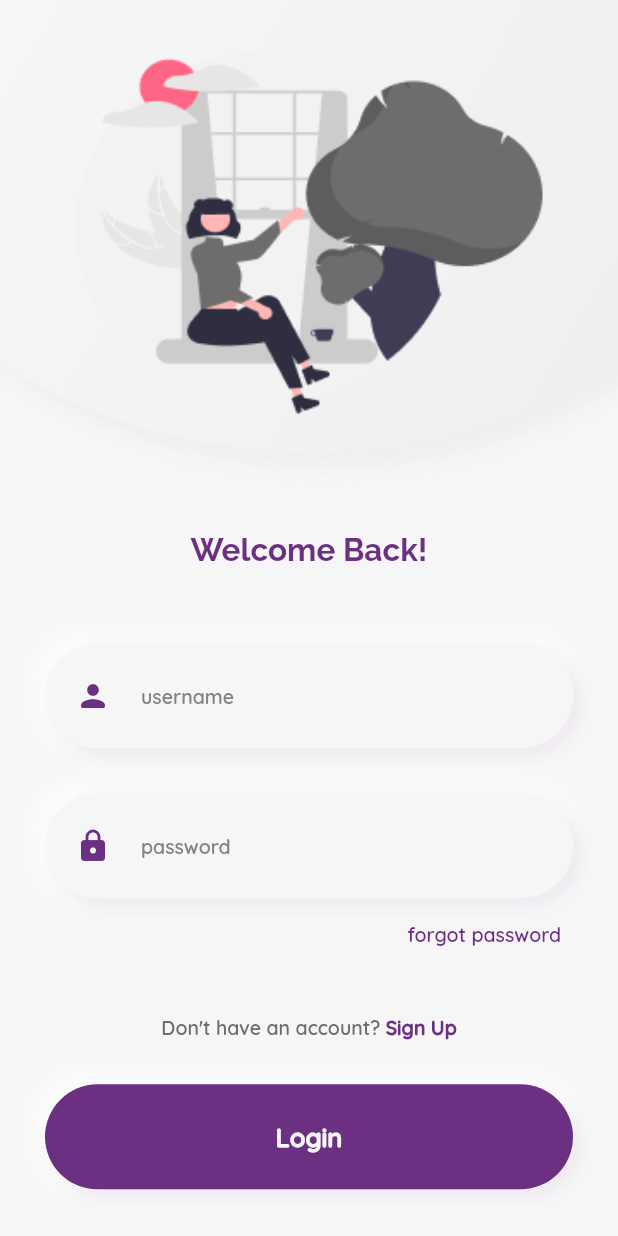
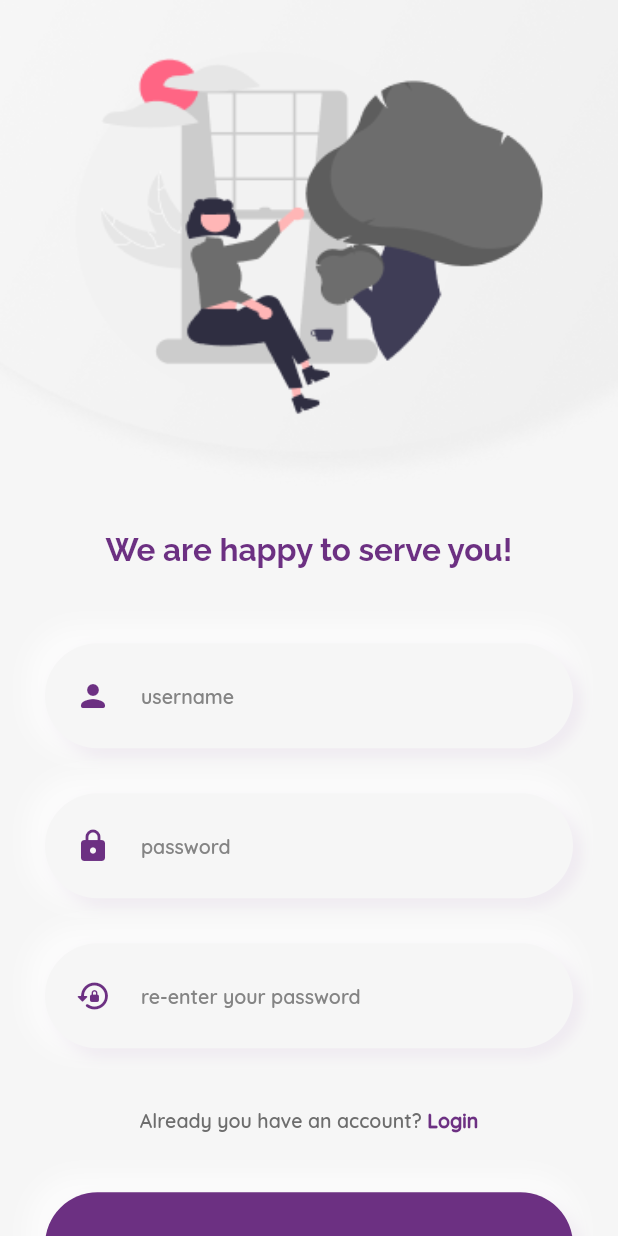
Before and after one commit to poorvasha/cloud-contacts, a Flutter app: the screen it shows after launch, on a phone screen of 412 x 824 dp. Run offline on Flutter 3.47's test engine with Material 2 defaults, Android fonts, the phone set to English and light mode, and no system bars.

Commit message:
implement sign-up screen UI

```diff
--- a/lib/main.dart
+++ b/lib/main.dart
@@ -1,6 +1,8 @@
 import 'package:cloud_contacts/screens/startup_screens/login_screen.dart';
 import 'package:cloud_contacts/utils/resources.dart';
 import 'package:flutter/material.dart';
+
+import 'screens/startup_screens/sign_up_screen.dart';
 
 void main() {
   runApp(const MyApp());
@@ -17,7 +19,7 @@ class MyApp extends StatelessWidget {
         backgroundColor: AppColors.extraLightGrey,
         primaryColor: AppColors.purple,
       ),
-      home: const LoginScreen()
+      home: const SignUpScreen()
     );
   }
 }
--- /dev/null
+++ b/lib/screens/startup_screens/sign_up_screen.dart
@@ -0,0 +1,77 @@
+import 'package:cloud_contacts/utils/resources.dart';
+import 'package:flutter/material.dart';
+
+import '../../widgets/button.dart';
+import '../../widgets/input_field.dart';
+
+class SignUpScreen extends StatefulWidget {
+  const SignUpScreen({super.key});
+
+  @override
+  State<SignUpScreen> createState() => _SignUpScreenState();
+}
+
+class _SignUpScreenState extends State<SignUpScreen> {
+  @override
+  Widget build(BuildContext context) {
+    return Scaffold(
+      backgroundColor: Theme.of(context).backgroundColor,
+      body: SingleChildScrollView(
+        child: Column(
+          children: [
+            // #region Header Image
+            Image.asset('assets/images/welcome_header_image.png',
+                width: MediaQuery.of(context).size.width, fit: BoxFit.fill),
+            // #endregion
+
+            // #region Body
+            Padding(
+              padding: AppResources.screenMargin,
+              child: Column(
+                crossAxisAlignment: CrossAxisAlignment.center,
+                mainAxisAlignment: MainAxisAlignment.center,
+                children: [
+                  // #region SubHeader "WelCome Back"
+                  Text('We are happy to serve you!',
+                      style: AppTextStyles.semiBoldheaderStyle
+                          .copyWith(color: Theme.of(context).primaryColor)),
+                  const SizedBox(height: 20),
+                  // #endregion
+
+                  // #region Input Fields
+                  InputFields(inputFields: AppInputDatas.signInputData),
+                  // #endregion
+
+                  // #region content "forgot password"
+                  const SizedBox(height: 40),
+                  // #endregion
+
+                  // #region content "sign up"
+                  RichText(
+                    text: TextSpan(children: [
+                      TextSpan(
+                          text: "Already you have an account?",
+                          style: AppTextStyles.mediumContentStyle
+                              .copyWith(color: AppColors.extraDarkGrey)),
+                      TextSpan(
+                          text: " Login",
+                          style: AppTextStyles.boldContentStyle
+                              .copyWith(color: Theme.of(context).primaryColor)),
+                    ]),
+                  ),
+                  const SizedBox(height: 40),
+                  // #endregion
+
+                  // #region Login Button
+                  CustomButton(buttonText: "Sign Up", height: 70, width: null),
+                  // #endregion
+                ],
+              ),
+            ),
+            // #endregion
+          ],
+        ),
+      ),
+    );
+  }
+}
--- a/lib/utils/resources.dart
+++ b/lib/utils/resources.dart
@@ -4,7 +4,7 @@ import 'package:flutter/services.dart';
 import '../models/input_field_data.dart';
 
 class AppResources {
-  static var screenMargin = const EdgeInsets.all(30);
+  static var screenMargin = const EdgeInsets.fromLTRB(30, 30, 30, 60);
 }
 
 // #region Colors
@@ -81,5 +81,29 @@ class AppInputDatas {
         keyboardType: TextInputType.text,
         textInputType: FilteringTextInputFormatter.singleLineFormatter)
   ];
+
+  static List<InputFieldData> signInputData = [
+    InputFieldData(null, Icons.person_rounded,
+        hintText: 'username',
+        errMessage: 'please enter valid username',
+        isValid: true,
+        myController: TextEditingController(),
+        keyboardType: TextInputType.emailAddress,
+        textInputType: FilteringTextInputFormatter.singleLineFormatter),
+    InputFieldData(null, Icons.lock_rounded,
+        hintText: 'password',
+        errMessage: 'please enter valid password',
+        isValid: true,
+        myController: TextEditingController(),
+        keyboardType: TextInputType.text,
+        textInputType: FilteringTextInputFormatter.singleLineFormatter),
+    InputFieldData(null, Icons.lock_reset_rounded,
+        hintText: 're-enter your password',
+        errMessage: 'please enter valid password',
+        isValid: true,
+        myController: TextEditingController(),
+        keyboardType: TextInputType.text,
+        textInputType: FilteringTextInputFormatter.singleLineFormatter)
+  ];
 }
 // #region
```
